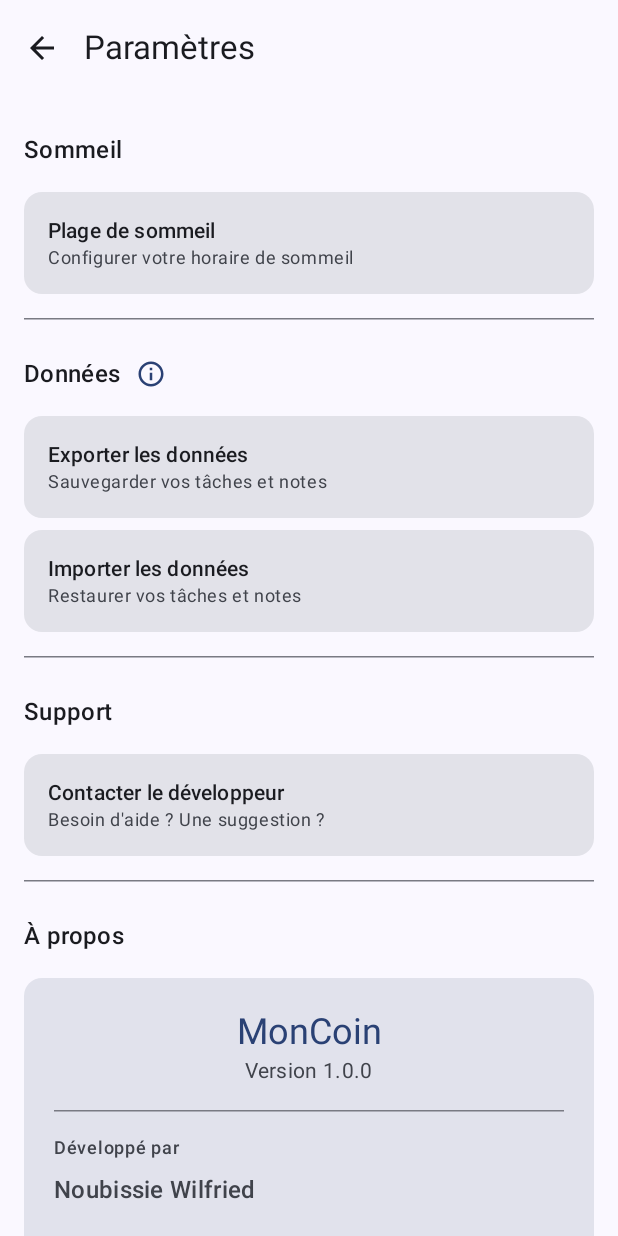
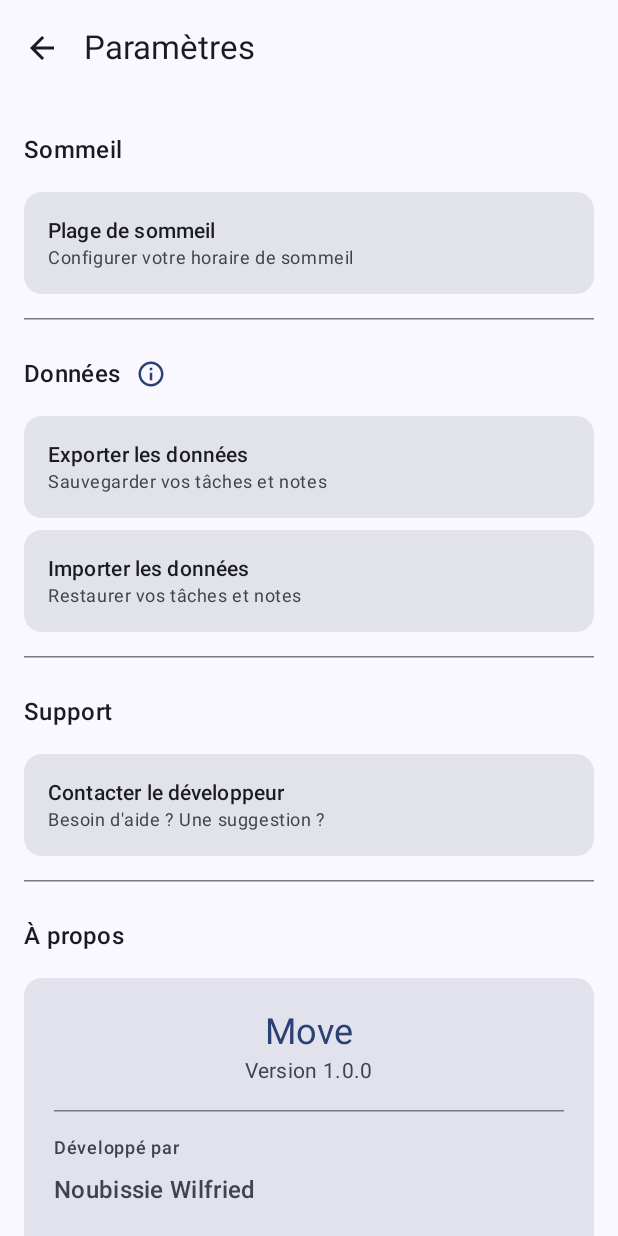
Before and after one commit to Noubissie237/mon-coin, an Android app built with Jetpack Compose: the SettingsScreen screen opened through its navigation route, on a phone screen of 412 x 824 dp. Run offline under Robolectric (Android 15) with nearby library versions, the phone set to English and light mode, and no system bars; our stand-ins replace Dagger/Hilt's generated code, Room's generated code.

Commit message:
Passage à move

```diff
--- a/app/src/main/java/com/propentatech/moncoin/ui/screen/home/HomeScreen.kt
+++ b/app/src/main/java/com/propentatech/moncoin/ui/screen/home/HomeScreen.kt
@@ -1,5 +1,6 @@
 package com.propentatech.moncoin.ui.screen.home
 
+import androidx.compose.foundation.Image
 import androidx.compose.foundation.layout.*
 import androidx.compose.foundation.lazy.LazyColumn
 import androidx.compose.foundation.lazy.items
@@ -10,11 +11,13 @@ import androidx.compose.runtime.*
 import androidx.compose.ui.Alignment
 import androidx.compose.ui.Modifier
 import androidx.compose.ui.graphics.Color
+import androidx.compose.ui.res.painterResource
 import androidx.compose.ui.text.SpanStyle
 import androidx.compose.ui.text.buildAnnotatedString
 import androidx.compose.ui.text.font.FontWeight
 import androidx.compose.ui.text.withStyle
 import androidx.compose.ui.unit.dp
+import androidx.compose.ui.unit.sp
 import androidx.hilt.navigation.compose.hiltViewModel
 import com.propentatech.moncoin.data.model.TaskState
 import com.propentatech.moncoin.ui.components.BottomNavigationBar
@@ -40,17 +43,22 @@ fun HomeScreen(
         topBar = {
             TopAppBar(
                 title = {
-                    Text(
-                        text = buildAnnotatedString {
-                            withStyle(style = SpanStyle(color = Color(0xFF38B6FF), fontWeight = FontWeight.ExtraBold)) {
-                                append("Mon")
-                            }
-                            append(" ")
-                            withStyle(style = SpanStyle(fontWeight = FontWeight.Bold)) {
-                                append("Coin")
-                            }
-                        }
-                    )
+                    Row(
+                        verticalAlignment = Alignment.CenterVertically,
+                        horizontalArrangement = Arrangement.spacedBy(4.dp)
+                    ) {
+                        Image(
+                            painter = painterResource(id = com.propentatech.moncoin.R.drawable.logo_move),
+                            contentDescription = "Logo Move",
+                            modifier = Modifier.size(40.dp)
+                        )
+                        Text(
+                            text = "ove",
+                            style = MaterialTheme.typography.titleLarge,
+                            fontWeight = FontWeight.Bold,
+                            fontSize = 24.sp
+                        )
+                    }
                 },
                 actions = {
                     IconButton(onClick = onNavigateToSettings) {
--- a/app/src/main/java/com/propentatech/moncoin/ui/screen/settings/SettingsScreen.kt
+++ b/app/src/main/java/com/propentatech/moncoin/ui/screen/settings/SettingsScreen.kt
@@ -366,7 +366,7 @@ fun AboutCard(
                 modifier = Modifier.fillMaxWidth()
             ) {
                 Text(
-                    text = "MonCoin",
+                    text = "Move",
                     style = MaterialTheme.typography.headlineSmall,
                     color = MaterialTheme.colorScheme.primary
                 )
--- a/app/src/main/res/values/strings.xml
+++ b/app/src/main/res/values/strings.xml
@@ -1,3 +1,3 @@
 <resources>
-    <string name="app_name">Mon Coin</string>
+    <string name="app_name">Move</string>
 </resources>
--- a/settings.gradle.kts
+++ b/settings.gradle.kts
@@ -19,5 +19,5 @@ dependencyResolutionManagement {
     }
 }
 
-rootProject.name = "Mon Coin"
+rootProject.name = "Move"
 include(":app")
```
Also changed, not shown: app/src/main/res/drawable/logo_move.png (added), 2 other files.
